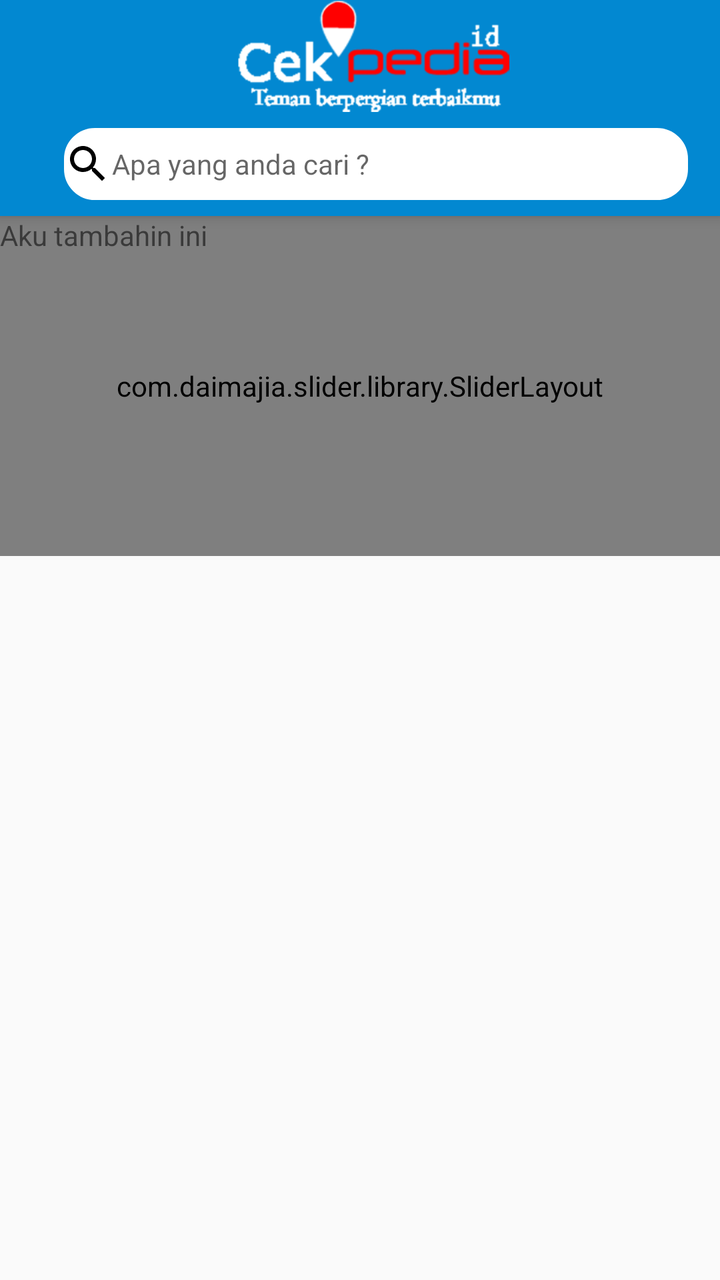
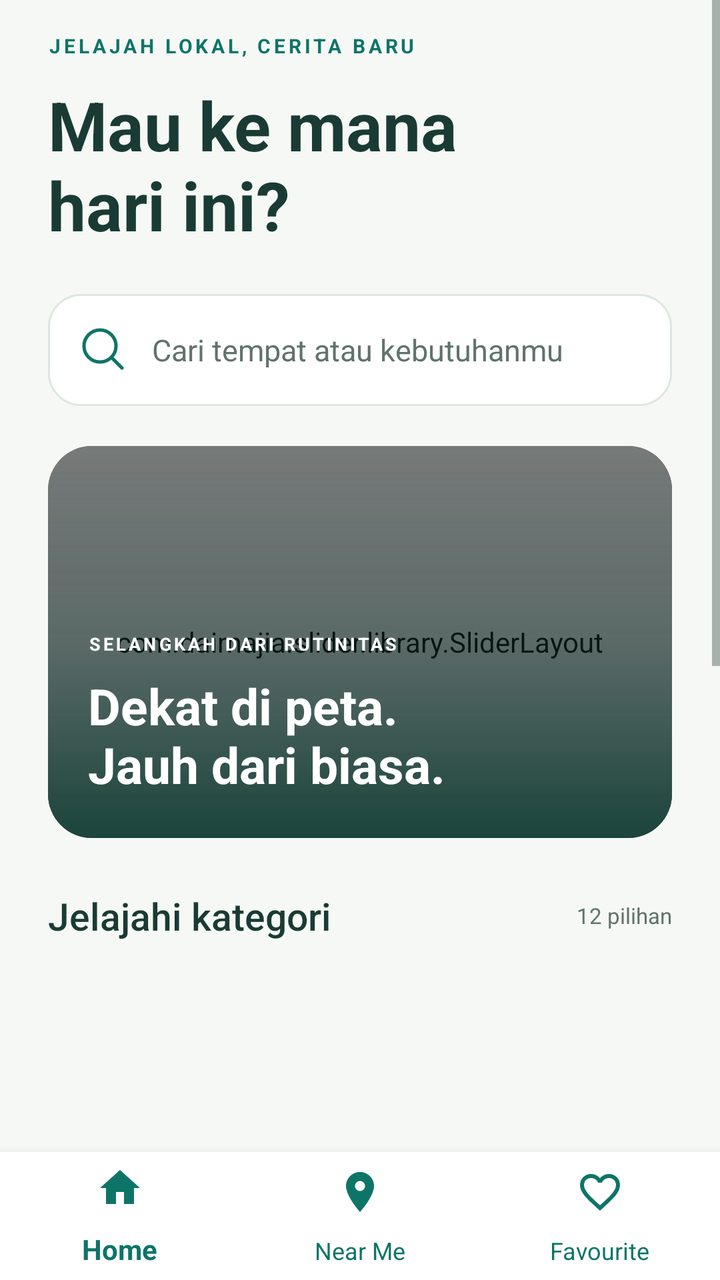

Screens rendered from an Android XML layout before and after an edit, with the pre-edit source and the edit as a unified diff.
<!-- AndroidManifest.xml: activity theme AppTheme.NoActionBar -->
<!-- res/layout/activity_main.xml -->
<?xml version="1.0" encoding="utf-8"?>
<LinearLayout android:layout_height="match_parent"
    android:layout_width="match_parent"
    xmlns:android="http://schemas.android.com/apk/res/android"
    xmlns:app="http://schemas.android.com/apk/res-auto"
    android:orientation="vertical">

    <android.support.v7.widget.Toolbar
        android:id="@+id/my_toolbar"
        android:layout_width="match_parent"
        android:layout_height="wrap_content"
        android:background="#0288D1"
        android:elevation="4dp"

        android:theme="@style/ThemeOverlay.AppCompat.ActionBar"
        app:popupTheme="@style/ThemeOverlay.AppCompat.Light" >
        <LinearLayout
            android:layout_width="match_parent"
            android:layout_height="wrap_content"
            android:orientation="vertical">
        <ImageView
            android:layout_width="match_parent"
            android:layout_height="?attr/actionBarSize"
            android:background="#0288D1"
            android:src="@drawable/logocekpedia1"/>
        <ImageView
            android:layout_width="match_parent"
            android:layout_height="wrap_content"

            android:background="#0288D1"/>

            <EditText
                android:id="@+id/cari"
                android:layout_width="match_parent"
                android:layout_height="36dp"
                android:layout_marginBottom="8dp"
                android:layout_marginLeft="16dp"
                android:layout_marginRight="16dp"
                android:layout_marginTop="8dp"
                android:drawableLeft="@drawable/ic_search"
                android:backgroundTint="#FFF"
                android:hint="Apa yang anda cari ? "
                android:background="@drawable/search_layout"
                android:textSize="14sp">

            </EditText>
        </LinearLayout>
    </android.support.v7.widget.Toolbar>
    <RelativeLayout
        android:layout_width="match_parent"
        android:layout_height="wrap_content">
        <com.daimajia.slider.library.SliderLayout
            android:id="@+id/slider"
            android:layout_width="match_parent"
            android:layout_height="170dp" />
        <TextView
            android:layout_width="wrap_content"
            android:layout_height="wrap_content"
            android:text="Aku tambahin ini"/>
        
            
            
            
            
            
    </RelativeLayout>
    <android.support.v7.widget.RecyclerView
        android:layout_width="match_parent"
        android:layout_height="match_parent"
        android:id="@+id/recycler_view">

    </android.support.v7.widget.RecyclerView>

    
        
        
        
        
        
        
        
        
        
        
        
        
    
    
        
        
        
        
        
        
        
            
            
            

        
            
            
            
            
            
            
        
            
            
            
            
            
            
            
        
            
            
            
            
            
            
        
            
            
            
            
            
            
            
        
            
            
            
            
            
            
            
            
        
            
            
            
            
            
            
            
            
        <android.support.design.widget.BottomNavigationView
            android:id="@+id/btm_nav"
            android:layout_width="match_parent"
            android:layout_height="wrap_content"
            android:layout_alignParentBottom="true"
            app:itemBackground="@color/colorPrimary"
            app:itemIconTint="@drawable/state_list"
            app:itemTextColor="@drawable/state_list"
            app:menu="@menu/menu_bottom_nav_view" />
    
    
        
        

    
</LinearLayout>
<!-- resources referenced by this layout -->
<resources>
  <color name="colorPrimary">#0288D1</color>
  <!-- drawable ic_search (drawable) -->
  <vector xmlns:android="http://schemas.android.com/apk/res/android"
          android:width="24dp"
          android:height="24dp"
          android:viewportWidth="24.0"
          android:viewportHeight="24.0">
      <path
          android:fillColor="#FF000000"
          android:pathData="M15.5,14h-0.79l-0.28,-0.27C15.41,12.59 16,11.11 16,9.5 16,5.91 13.09,3 9.5,3S3,5.91 3,9.5 5.91,16 9.5,16c1.61,0 3.09,-0.59 4.23,-1.57l0.27,0.28v0.79l5,4.99L20.49,19l-4.99,-5zM9.5,14C7.01,14 5,11.99 5,9.5S7.01,5 9.5,5 14,7.01 14,9.5 11.99,14 9.5,14z"/>
  </vector>
  <!-- drawable logocekpedia1: png bitmap (drawable, 30928 bytes) -->
  <!-- drawable search_layout (drawable) -->
  <?xml version="1.0" encoding="utf-8"?>
  <shape xmlns:android="http://schemas.android.com/apk/res/android">
  
      <stroke android:color="#95989A" android:width="1dp"/>
      <corners android:radius="15dp"/>
  
  </shape>
  <!-- drawable state_list (drawable) -->
  <?xml version="1.0" encoding="utf-8"?>
  <selector xmlns:android="http://schemas.android.com/apk/res/android">
      <item android:color="@color/colorvector" android:state_checked="true" />
      <item android:color="@color/colorPrimaryDark"/>
  </selector>
  <style name="AppTheme.NoActionBar">
          <item name="windowActionBar">false</item>
          <item name="windowNoTitle">true</item>
      </style>
  <color name="colorvector">#FFFFFF</color>
  <color name="colorPrimaryDark">#303F9F</color>
</resources>

<!-- the commit's change to res/layout/activity_main.xml (unified diff, before → after) -->
@@ -1,163 +1,30 @@
 <?xml version="1.0" encoding="utf-8"?>
-<LinearLayout android:layout_height="match_parent"
-    android:layout_width="match_parent"
-    xmlns:android="http://schemas.android.com/apk/res/android"
-    xmlns:app="http://schemas.android.com/apk/res-auto"
-    android:orientation="vertical">
-
-    <android.support.v7.widget.Toolbar
-        android:id="@+id/my_toolbar"
-        android:layout_width="match_parent"
-        android:layout_height="wrap_content"
-        android:background="#0288D1"
-        android:elevation="4dp"
-
-        android:theme="@style/ThemeOverlay.AppCompat.ActionBar"
-        app:popupTheme="@style/ThemeOverlay.AppCompat.Light" >
-        <LinearLayout
-            android:layout_width="match_parent"
-            android:layout_height="wrap_content"
-            android:orientation="vertical">
-        <ImageView
-            android:layout_width="match_parent"
-            android:layout_height="?attr/actionBarSize"
-            android:background="#0288D1"
-            android:src="@drawable/logocekpedia1"/>
-        <ImageView
-            android:layout_width="match_parent"
-            android:layout_height="wrap_content"
-
-            android:background="#0288D1"/>
-
-            <EditText
-                android:id="@+id/cari"
-                android:layout_width="match_parent"
-                android:layout_height="36dp"
-                android:layout_marginBottom="8dp"
-                android:layout_marginLeft="16dp"
-                android:layout_marginRight="16dp"
-                android:layout_marginTop="8dp"
-                android:drawableLeft="@drawable/ic_search"
-                android:backgroundTint="#FFF"
-                android:hint="Apa yang anda cari ? "
-                android:background="@drawable/search_layout"
-                android:textSize="14sp">
-
-            </EditText>
-        </LinearLayout>
-    </android.support.v7.widget.Toolbar>
-    <RelativeLayout
-        android:layout_width="match_parent"
-        android:layout_height="wrap_content">
-        <com.daimajia.slider.library.SliderLayout
-            android:id="@+id/slider"
-            android:layout_width="match_parent"
-            android:layout_height="170dp" />
-        <TextView
-            android:layout_width="wrap_content"
-            android:layout_height="wrap_content"
-            android:text="Aku tambahin ini"/>
-        
-            
-            
-            
-            
-            
-    </RelativeLayout>
-    <android.support.v7.widget.RecyclerView
-        android:layout_width="match_parent"
-        android:layout_height="match_parent"
-        android:id="@+id/recycler_view">
-
-    </android.support.v7.widget.RecyclerView>
-
-    
-        
-        
-        
-        
-        
-        
-        
-        
-        
-        
-        
-        
-    
-    
-        
-        
-        
-        
-        
-        
-        
-            
-            
-            
-
-        
-            
-            
-            
-            
-            
-            
-        
-            
-            
-            
-            
-            
-            
-            
-        
-            
-            
-            
-            
-            
-            
-        
-            
-            
-            
-            
-            
-            
-            
-        
-            
-            
-            
-            
-            
-            
-            
-            
-        
-            
-            
-            
-            
-            
-            
-            
-            
-        <android.support.design.widget.BottomNavigationView
-            android:id="@+id/btm_nav"
-            android:layout_width="match_parent"
-            android:layout_height="wrap_content"
-            android:layout_alignParentBottom="true"
-            app:itemBackground="@color/colorPrimary"
-            app:itemIconTint="@drawable/state_list"
-            app:itemTextColor="@drawable/state_list"
-            app:menu="@menu/menu_bottom_nav_view" />
-    
-    
-        
-        
-
-    
-</LinearLayout>
+<LinearLayout xmlns:android="http://schemas.android.com/apk/res/android" xmlns:app="http://schemas.android.com/apk/res-auto" android:layout_width="match_parent" android:layout_height="match_parent" android:orientation="vertical" android:background="@color/canvas"><include layout="@layout/fragment_home" android:layout_width="match_parent" android:layout_height="0dp" android:layout_weight="1"/><android.support.design.widget.BottomNavigationView android:id="@+id/btm_nav" android:layout_width="match_parent" android:layout_height="64dp" android:background="@color/surface" app:itemIconTint="@color/colorPrimary" app:itemTextColor="@color/colorPrimary" app:menu="@menu/menu_bottom_nav_view"/></LinearLayout>
+<!-- res/layout/fragment_home.xml (included above) -->
+<?xml version="1.0" encoding="utf-8"?>
+<ScrollView xmlns:android="http://schemas.android.com/apk/res/android" xmlns:app="http://schemas.android.com/apk/res-auto" android:layout_width="match_parent" android:layout_height="match_parent" android:background="@color/canvas" android:fillViewport="true" android:focusable="true" android:focusableInTouchMode="true" android:descendantFocusability="beforeDescendants" android:clipToPadding="false">
+ <LinearLayout android:layout_width="match_parent" android:layout_height="wrap_content" android:orientation="vertical" android:paddingLeft="24dp" android:paddingRight="24dp" android:paddingBottom="28dp">
+ <TextView android:layout_width="match_parent" android:layout_height="wrap_content" android:text="JELAJAH LOKAL, CERITA BARU" android:textSize="10sp" android:textColor="@color/colorPrimary" android:fontFamily="sans-serif" android:textStyle="bold" android:letterSpacing="0.16" android:layout_marginTop="16dp"/>
+ <TextView android:layout_width="match_parent" android:layout_height="wrap_content" android:text="Mau ke mana&#10;hari ini?" android:textSize="34sp" android:textColor="@color/ink" android:fontFamily="sans-serif" android:textStyle="bold" android:lineSpacingExtra="0dp" android:layout_marginTop="10dp"/>
+ <EditText android:id="@+id/cari" style="@style/Cek.Field" android:layout_marginTop="22dp" android:layout_marginBottom="20dp" android:drawableLeft="@drawable/ic_ui_search" android:drawablePadding="12dp" android:hint="Cari tempat atau kebutuhanmu" android:focusable="false" android:clickable="true" android:inputType="text"/>
+ <android.support.v7.widget.CardView android:layout_width="match_parent" android:layout_height="196dp" app:cardCornerRadius="22dp" app:cardElevation="0dp" app:cardPreventCornerOverlap="false"><FrameLayout android:layout_width="match_parent" android:layout_height="match_parent">
+  <ImageView android:layout_width="match_parent" android:layout_height="match_parent" android:src="@drawable/transtudiobandung" android:scaleType="centerCrop" android:contentDescription="Suasana destinasi wisata"/>
+  <com.daimajia.slider.library.SliderLayout android:id="@+id/slider" android:layout_width="match_parent" android:layout_height="match_parent"/>
+  <View android:layout_width="match_parent" android:layout_height="match_parent" android:background="@drawable/bg_hero_overlay"/>
+  <LinearLayout android:layout_width="match_parent" android:layout_height="match_parent" android:orientation="vertical" android:padding="20dp" android:gravity="bottom">
+   <TextView android:layout_width="match_parent" android:layout_height="wrap_content" android:text="SELANGKAH DARI RUTINITAS" android:textSize="9sp" android:textColor="@color/surface" android:fontFamily="sans-serif" android:letterSpacing="0.15" android:textStyle="bold"/>
+   <TextView android:layout_width="match_parent" android:layout_height="wrap_content" android:text="Dekat di peta.&#10;Jauh dari biasa." android:textSize="25sp" android:textColor="@color/surface" android:fontFamily="sans-serif" android:textStyle="bold" android:layout_marginTop="8dp"/>
+  </LinearLayout>
+ </FrameLayout></android.support.v7.widget.CardView>
+ <LinearLayout android:layout_width="match_parent" android:layout_height="wrap_content" android:layout_marginTop="26dp" android:layout_marginBottom="14dp" android:gravity="center_vertical" android:orientation="horizontal">
+  <TextView android:layout_width="0dp" android:layout_weight="1" android:layout_height="wrap_content" android:text="Jelajahi kategori" android:textSize="19sp" android:textColor="@color/ink" android:fontFamily="sans-serif-medium"/>
+  <TextView android:layout_width="wrap_content" android:layout_height="wrap_content" android:text="12 pilihan" android:textSize="11sp" android:textColor="@color/muted"/>
+ </LinearLayout>
+ <android.support.v7.widget.RecyclerView android:id="@+id/recycler_view" android:layout_width="match_parent" android:layout_height="336dp" android:nestedScrollingEnabled="false" android:overScrollMode="never"/>
+ <LinearLayout android:layout_width="match_parent" android:layout_height="wrap_content" android:layout_marginTop="16dp" android:orientation="vertical" android:padding="20dp" android:background="@drawable/bg_peach">
+  <TextView android:layout_width="match_parent" android:layout_height="wrap_content" android:text="DARI YANG DEKAT, UNTUK SEMUA" android:textSize="10sp" android:textColor="@color/colorPrimary" android:fontFamily="sans-serif" android:textStyle="bold" android:letterSpacing="0.16" />
+  <TextView android:layout_width="match_parent" android:layout_height="wrap_content" android:text="Tempat baik layak ditemukan." android:textSize="18sp" android:textColor="@color/ink" android:fontFamily="sans-serif" android:textStyle="bold" android:layout_marginTop="9dp"/>
+  <TextView android:layout_width="match_parent" android:layout_height="wrap_content" android:text="Dari kebutuhan harian sampai tujuan akhir pekan. Temukan semuanya di Cekpedia." android:textSize="13sp" android:textColor="@color/ink" android:fontFamily="sans-serif" android:lineSpacingExtra="4dp" android:layout_marginTop="8dp"/>
+ </LinearLayout>
+ </LinearLayout>
+</ScrollView>
<!-- resource entries referenced after the edit -->
@@ -1,36 +1,24 @@
 <!-- resources referenced by this layout -->
 <resources>
-  <color name="colorPrimary">#0288D1</color>
-  <!-- drawable ic_search (drawable) -->
-  <vector xmlns:android="http://schemas.android.com/apk/res/android"
-          android:width="24dp"
-          android:height="24dp"
-          android:viewportWidth="24.0"
-          android:viewportHeight="24.0">
-      <path
-          android:fillColor="#FF000000"
-          android:pathData="M15.5,14h-0.79l-0.28,-0.27C15.41,12.59 16,11.11 16,9.5 16,5.91 13.09,3 9.5,3S3,5.91 3,9.5 5.91,16 9.5,16c1.61,0 3.09,-0.59 4.23,-1.57l0.27,0.28v0.79l5,4.99L20.49,19l-4.99,-5zM9.5,14C7.01,14 5,11.99 5,9.5S7.01,5 9.5,5 14,7.01 14,9.5 11.99,14 9.5,14z"/>
-  </vector>
-  <!-- drawable logocekpedia1: png bitmap (drawable, 30928 bytes) -->
-  <!-- drawable search_layout (drawable) -->
+  <color name="canvas">#F6F8F5</color>
+  <color name="colorPrimary">#0D7568</color>
+  <color name="ink">#193B34</color>
+  <color name="muted">#60736A</color>
+  <color name="surface">#FFFFFF</color>
+  <!-- drawable bg_hero_overlay (drawable) -->
   <?xml version="1.0" encoding="utf-8"?>
-  <shape xmlns:android="http://schemas.android.com/apk/res/android">
-  
-      <stroke android:color="#95989A" android:width="1dp"/>
-      <corners android:radius="15dp"/>
-  
-  </shape>
-  <!-- drawable state_list (drawable) -->
+  <shape xmlns:android="http://schemas.android.com/apk/res/android"><gradient android:angle="90" android:startColor="#EB123F36" android:centerColor="#55123F36" android:endColor="#15123F36"/></shape>
+  <!-- drawable bg_peach (drawable) -->
   <?xml version="1.0" encoding="utf-8"?>
-  <selector xmlns:android="http://schemas.android.com/apk/res/android">
-      <item android:color="@color/colorvector" android:state_checked="true" />
-      <item android:color="@color/colorPrimaryDark"/>
-  </selector>
-  <style name="AppTheme.NoActionBar">
-          <item name="windowActionBar">false</item>
-          <item name="windowNoTitle">true</item>
-      </style>
-  <color name="colorvector">#FFFFFF</color>
-  <color name="colorPrimaryDark">#303F9F</color>
+  <shape xmlns:android="http://schemas.android.com/apk/res/android"><solid android:color="#F7E5D8"/><corners android:radius="18dp"/></shape>
+  <!-- drawable ic_ui_search (drawable) -->
+  <?xml version="1.0" encoding="utf-8"?>
+  <vector xmlns:android="http://schemas.android.com/apk/res/android" android:width="24dp" android:height="24dp" android:viewportWidth="24" android:viewportHeight="24"><path android:pathData="M21,21 L16,16 M18,10 A8,8 0,1 1,2 10 A8,8 0,1 1,18 10" android:fillColor="@android:color/transparent" android:strokeColor="#0D7568" android:strokeWidth="1.7" android:strokeLineCap="round" android:strokeLineJoin="round"/></vector>
+  <!-- drawable transtudiobandung: jpg bitmap (drawable, 133719 bytes) -->
+  <style name="Cek.Field" parent="@android:style/Widget.EditText"><item name="android:layout_width">match_parent</item><item name="android:layout_height">56dp</item><item name="android:layout_marginTop">8dp</item><item name="android:layout_marginBottom">16dp</item><item name="android:background">@drawable/bg_field</item><item name="android:paddingLeft">16dp</item><item name="android:paddingRight">16dp</item><item name="android:textColor">@color/ink</item><item name="android:textColorHint">@color/muted</item><item name="android:textSize">15sp</item><item name="android:fontFamily">sans-serif</item><item name="android:singleLine">true</item></style>
+  <style name="AppTheme.NoActionBar"><item name="windowActionBar">false</item><item name="windowNoTitle">true</item></style>
+  <!-- drawable bg_field (drawable) -->
+  <?xml version="1.0" encoding="utf-8"?>
+  <shape xmlns:android="http://schemas.android.com/apk/res/android"><solid android:color="#FFFFFF"/><corners android:radius="16dp"/><stroke android:width="1dp" android:color="#DDE7DF"/></shape>
 </resources>
 
